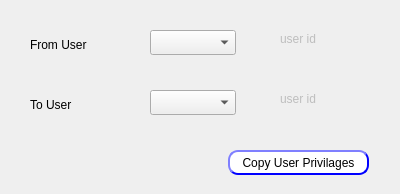
Qt form presentation/authorization_ui/copyUser.ui (Hossam01/HyperPOS2020Design) before a commit.
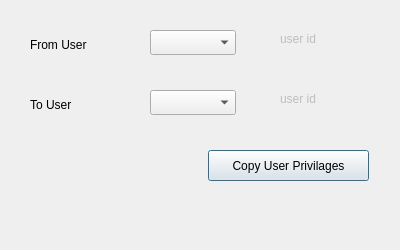
The same form after that commit.

The edit to the form file:
```diff
--- a/presentation/authorization_ui/copyUser.ui
+++ b/presentation/authorization_ui/copyUser.ui
@@ -7,9 +7,21 @@
     <x>0</x>
     <y>0</y>
     <width>400</width>
-    <height>194</height>
+    <height>250</height>
    </rect>
   </property>
+  <property name="minimumSize">
+   <size>
+    <width>400</width>
+    <height>250</height>
+   </size>
+  </property>
+  <property name="maximumSize">
+   <size>
+    <width>400</width>
+    <height>250</height>
+   </size>
+  </property>
   <property name="windowTitle">
    <string>user</string>
   </property>
@@ -62,35 +74,16 @@
   <widget class="QPushButton" name="BTN_copyUser">
    <property name="geometry">
     <rect>
-     <x>228</x>
+     <x>208</x>
      <y>150</y>
-     <width>141</width>
-     <height>25</height>
+     <width>161</width>
+     <height>31</height>
     </rect>
    </property>
-   <property name="styleSheet">
-    <string notr="true">QPushButton{
-                                        background-color: white;
-                                        border-style: outset;
-                                        border-width: 2px;
-                                        border-radius: 10px;
-                                        border-color: blue;
-                                        min-width: 6em;
-                                        }
-                                        QPushButton:hover {
-                                        background: qradialgradient(
-                                        cx: 0.3, cy: -0.4, fx: 0.3, fy: -0.4,
-                                        radius: 1.35, stop: 0 #fff, stop: 1 #bbb
-                                        );
-                                        }
-                                        QPushButton:pressed {
-                                        border-style: inset;
-                                        background: qradialgradient(
-                                        cx: 0.4, cy: -0.1, fx: 0.4, fy: -0.1,
-                                        radius: 1.35, stop: 0 #fff, stop: 1 #ddd
-                                        );
-                                        }
-                                    </string>
+   <property name="font">
+    <font>
+     <pointsize>9</pointsize>
+    </font>
    </property>
    <property name="text">
     <string>Copy User Privilages</string>
```
